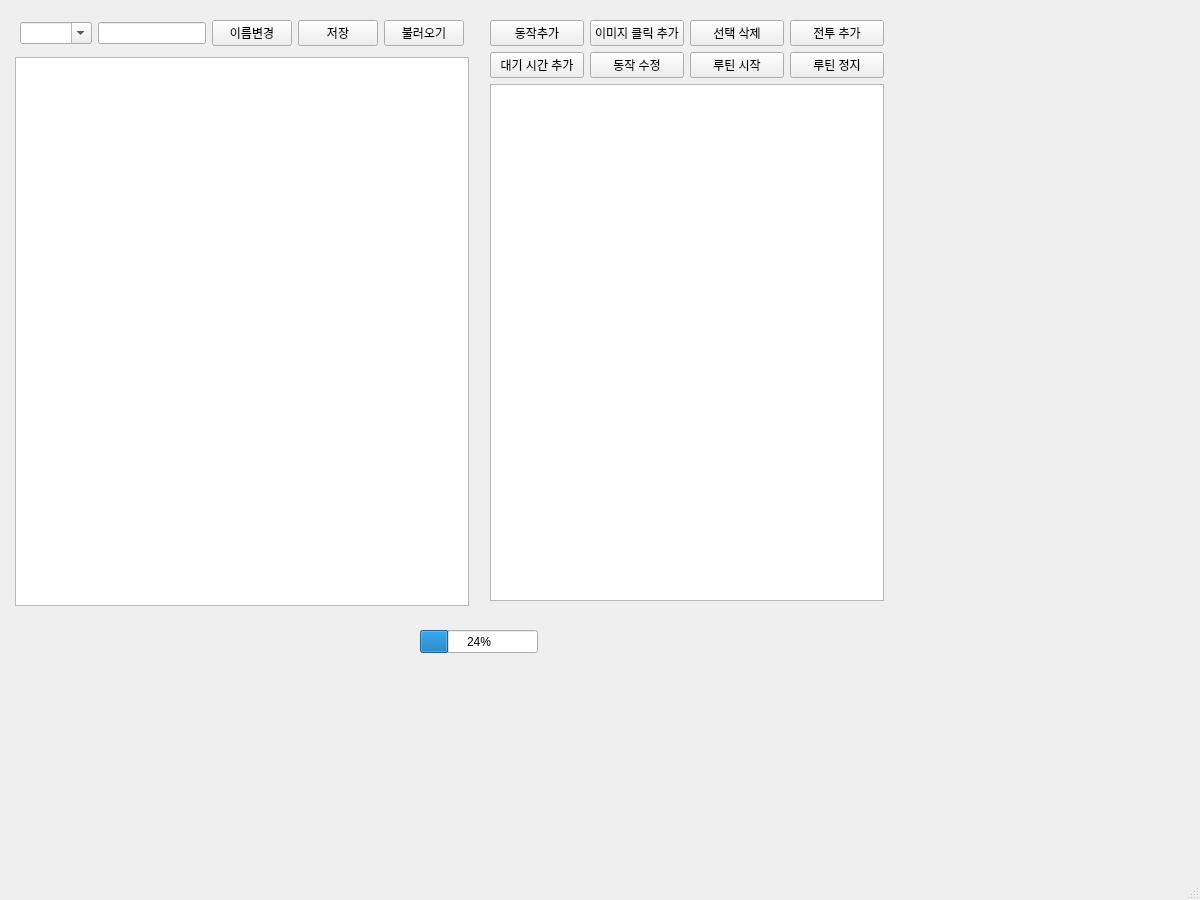
Old version of the form main_window.ui in the repository eglabsid/AutonomousQA_Tool.
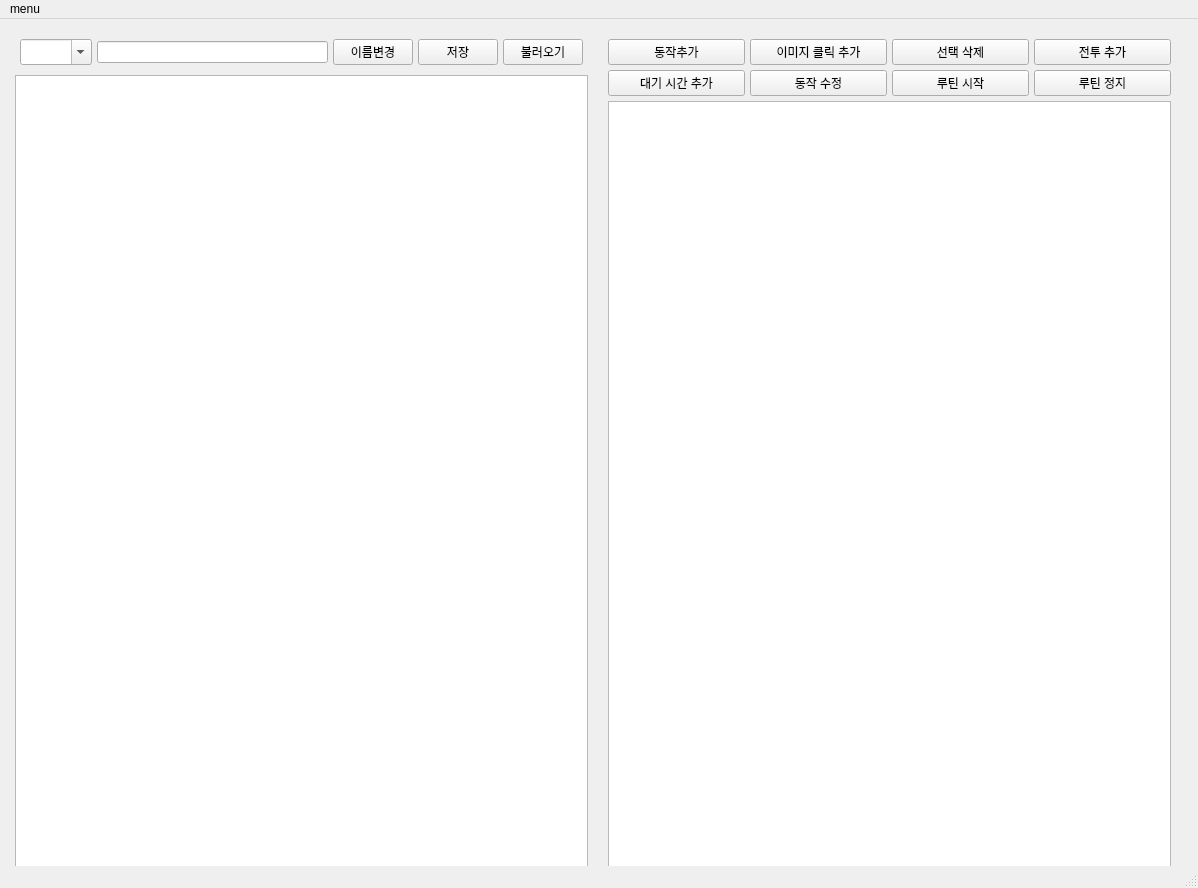
New version of the form. Icons and pictures are not drawn.

Commit message: [Update] UI qt design 으로 재구현

```diff
--- a/main_window.ui
+++ b/main_window.ui
@@ -9,10 +9,16 @@
    <rect>
     <x>0</x>
     <y>0</y>
-    <width>1200</width>
-    <height>900</height>
+    <width>1198</width>
+    <height>888</height>
    </rect>
   </property>
+  <property name="sizePolicy">
+   <sizepolicy hsizetype="Expanding" vsizetype="Expanding">
+    <horstretch>0</horstretch>
+    <verstretch>0</verstretch>
+   </sizepolicy>
+  </property>
   <property name="windowTitle">
    <string>AutoQA_Tool ( dev )</string>
   </property>
@@ -20,17 +26,35 @@
    <iconset>
     <normaloff>eglab.ico</normaloff>eglab.ico</iconset>
   </property>
-  <widget class="QWidget" name="centralwidget">
+  <widget class="QWidget" name="centralWidget">
+   <property name="enabled">
+    <bool>true</bool>
+   </property>
+   <property name="sizePolicy">
+    <sizepolicy hsizetype="Expanding" vsizetype="Expanding">
+     <horstretch>0</horstretch>
+     <verstretch>0</verstretch>
+    </sizepolicy>
+   </property>
+   <property name="autoFillBackground">
+    <bool>true</bool>
+   </property>
    <widget class="QWidget" name="verticalLayoutWidget_3">
     <property name="geometry">
      <rect>
       <x>0</x>
       <y>0</y>
-      <width>904</width>
-      <height>621</height>
+      <width>1191</width>
+      <height>871</height>
      </rect>
     </property>
     <layout class="QVBoxLayout" name="main_layout">
+     <property name="spacing">
+      <number>5</number>
+     </property>
+     <property name="sizeConstraint">
+      <enum>QLayout::SetMinAndMaxSize</enum>
+     </property>
      <property name="leftMargin">
       <number>5</number>
      </property>
@@ -45,6 +69,12 @@
      </property>
      <item>
       <layout class="QHBoxLayout" name="left_layout">
+       <property name="spacing">
+        <number>5</number>
+       </property>
+       <property name="sizeConstraint">
+        <enum>QLayout::SetMinAndMaxSize</enum>
+       </property>
        <property name="leftMargin">
         <number>5</number>
        </property>
@@ -59,6 +89,9 @@
        </property>
        <item>
         <layout class="QVBoxLayout" name="top_layout">
+         <property name="sizeConstraint">
+          <enum>QLayout::SetMinAndMaxSize</enum>
+         </property>
          <property name="leftMargin">
           <number>5</number>
          </property>
@@ -73,6 +106,9 @@
          </property>
          <item>
           <layout class="QHBoxLayout" name="horizontalLayout">
+           <property name="sizeConstraint">
+            <enum>QLayout::SetMinAndMaxSize</enum>
+           </property>
            <property name="leftMargin">
             <number>5</number>
            </property>
@@ -87,6 +123,12 @@
            </property>
            <item>
             <widget class="QComboBox" name="preset_combo">
+             <property name="sizePolicy">
+              <sizepolicy hsizetype="Preferred" vsizetype="Preferred">
+               <horstretch>0</horstretch>
+               <verstretch>0</verstretch>
+              </sizepolicy>
+             </property>
              <property name="editable">
               <bool>true</bool>
              </property>
@@ -97,6 +139,12 @@
            </item>
            <item>
             <widget class="QPushButton" name="name_button">
+             <property name="sizePolicy">
+              <sizepolicy hsizetype="Preferred" vsizetype="Preferred">
+               <horstretch>0</horstretch>
+               <verstretch>0</verstretch>
+              </sizepolicy>
+             </property>
              <property name="text">
               <string>이름변경</string>
              </property>
@@ -104,6 +152,12 @@
            </item>
            <item>
             <widget class="QPushButton" name="save_button">
+             <property name="sizePolicy">
+              <sizepolicy hsizetype="Preferred" vsizetype="Preferred">
+               <horstretch>0</horstretch>
+               <verstretch>0</verstretch>
+              </sizepolicy>
+             </property>
              <property name="text">
               <string>저장</string>
              </property>
@@ -111,6 +165,12 @@
            </item>
            <item>
             <widget class="QPushButton" name="load_button">
+             <property name="sizePolicy">
+              <sizepolicy hsizetype="Preferred" vsizetype="Preferred">
+               <horstretch>0</horstretch>
+               <verstretch>0</verstretch>
+              </sizepolicy>
+             </property>
              <property name="text">
               <string>불러오기</string>
              </property>
@@ -132,6 +192,9 @@
        </item>
        <item>
         <layout class="QVBoxLayout" name="right_layout">
+         <property name="sizeConstraint">
+          <enum>QLayout::SetMinAndMaxSize</enum>
+         </property>
          <property name="leftMargin">
           <number>5</number>
          </property>
@@ -146,6 +209,9 @@
          </property>
          <item>
           <layout class="QVBoxLayout" name="verticalLayout">
+           <property name="sizeConstraint">
+            <enum>QLayout::SetMinAndMaxSize</enum>
+           </property>
            <property name="leftMargin">
             <number>5</number>
            </property>
@@ -172,8 +238,17 @@
              <property name="bottomMargin">
               <number>0</number>
              </property>
+             <property name="spacing">
+              <number>5</number>
+             </property>
              <item row="0" column="3">
               <widget class="QPushButton" name="pushButton_3">
+               <property name="sizePolicy">
+                <sizepolicy hsizetype="Preferred" vsizetype="Preferred">
+                 <horstretch>0</horstretch>
+                 <verstretch>0</verstretch>
+                </sizepolicy>
+               </property>
                <property name="text">
                 <string>전투 추가</string>
                </property>
@@ -181,6 +256,12 @@
              </item>
              <item row="0" column="1">
               <widget class="QPushButton" name="pushButton_1">
+               <property name="sizePolicy">
+                <sizepolicy hsizetype="Preferred" vsizetype="Preferred">
+                 <horstretch>0</horstretch>
+                 <verstretch>0</verstretch>
+                </sizepolicy>
+               </property>
                <property name="text">
                 <string>이미지 클릭 추가</string>
                </property>
@@ -188,6 +269,12 @@
              </item>
              <item row="0" column="2">
               <widget class="QPushButton" name="pushButton_2">
+               <property name="sizePolicy">
+                <sizepolicy hsizetype="Preferred" vsizetype="Preferred">
+                 <horstretch>0</horstretch>
+                 <verstretch>0</verstretch>
+                </sizepolicy>
+               </property>
                <property name="text">
                 <string>선택 삭제</string>
                </property>
@@ -198,6 +285,12 @@
                <property name="enabled">
                 <bool>true</bool>
                </property>
+               <property name="sizePolicy">
+                <sizepolicy hsizetype="Preferred" vsizetype="Preferred">
+                 <horstretch>0</horstretch>
+                 <verstretch>0</verstretch>
+                </sizepolicy>
+               </property>
                <property name="text">
                 <string>동작추가</string>
                </property>
@@ -205,6 +298,12 @@
              </item>
              <item row="1" column="0">
               <widget class="QPushButton" name="pushButton_4">
+               <property name="sizePolicy">
+                <sizepolicy hsizetype="Preferred" vsizetype="Preferred">
+                 <horstretch>0</horstretch>
+                 <verstretch>0</verstretch>
+                </sizepolicy>
+               </property>
                <property name="text">
                 <string>대기 시간 추가</string>
                </property>
@@ -212,6 +311,12 @@
              </item>
              <item row="1" column="1">
               <widget class="QPushButton" name="pushButton_5">
+               <property name="sizePolicy">
+                <sizepolicy hsizetype="Preferred" vsizetype="Preferred">
+                 <horstretch>0</horstretch>
+                 <verstretch>0</verstretch>
+                </sizepolicy>
+               </property>
                <property name="text">
                 <string>동작 수정</string>
                </property>
@@ -219,6 +324,12 @@
              </item>
              <item row="1" column="2">
               <widget class="QPushButton" name="pushButton_6">
+               <property name="sizePolicy">
+                <sizepolicy hsizetype="Preferred" vsizetype="Preferred">
+                 <horstretch>0</horstretch>
+                 <verstretch>0</verstretch>
+                </sizepolicy>
+               </property>
                <property name="text">
                 <string>루틴 시작</string>
                </property>
@@ -226,6 +337,12 @@
              </item>
              <item row="1" column="3">
               <widget class="QPushButton" name="pushButton_7">
+               <property name="sizePolicy">
+                <sizepolicy hsizetype="Preferred" vsizetype="Preferred">
+                 <horstretch>0</horstretch>
+                 <verstretch>0</verstretch>
+                </sizepolicy>
+               </property>
                <property name="text">
                 <string>루틴 정지</string>
                </property>
@@ -244,29 +361,23 @@
      </item>
     </layout>
    </widget>
-   <widget class="QProgressBar" name="progressBar">
-    <property name="geometry">
-     <rect>
-      <x>420</x>
-      <y>630</y>
-      <width>118</width>
-      <height>23</height>
-     </rect>
-    </property>
-    <property name="value">
-     <number>24</number>
-    </property>
-   </widget>
   </widget>
   <widget class="QMenuBar" name="menubar">
    <property name="geometry">
     <rect>
      <x>0</x>
      <y>0</y>
-     <width>1200</width>
-     <height>24</height>
+     <width>1198</width>
+     <height>22</height>
     </rect>
    </property>
+   <widget class="QMenu" name="menumenu">
+    <property name="title">
+     <string>menu</string>
+    </property>
+    <addaction name="actionQuit"/>
+   </widget>
+   <addaction name="menumenu"/>
   </widget>
   <widget class="QStatusBar" name="statusbar"/>
  </widget>
```
Left out of the diff: 15 changed lines with no effect on the pictures. The commit also changes 3 other files.
